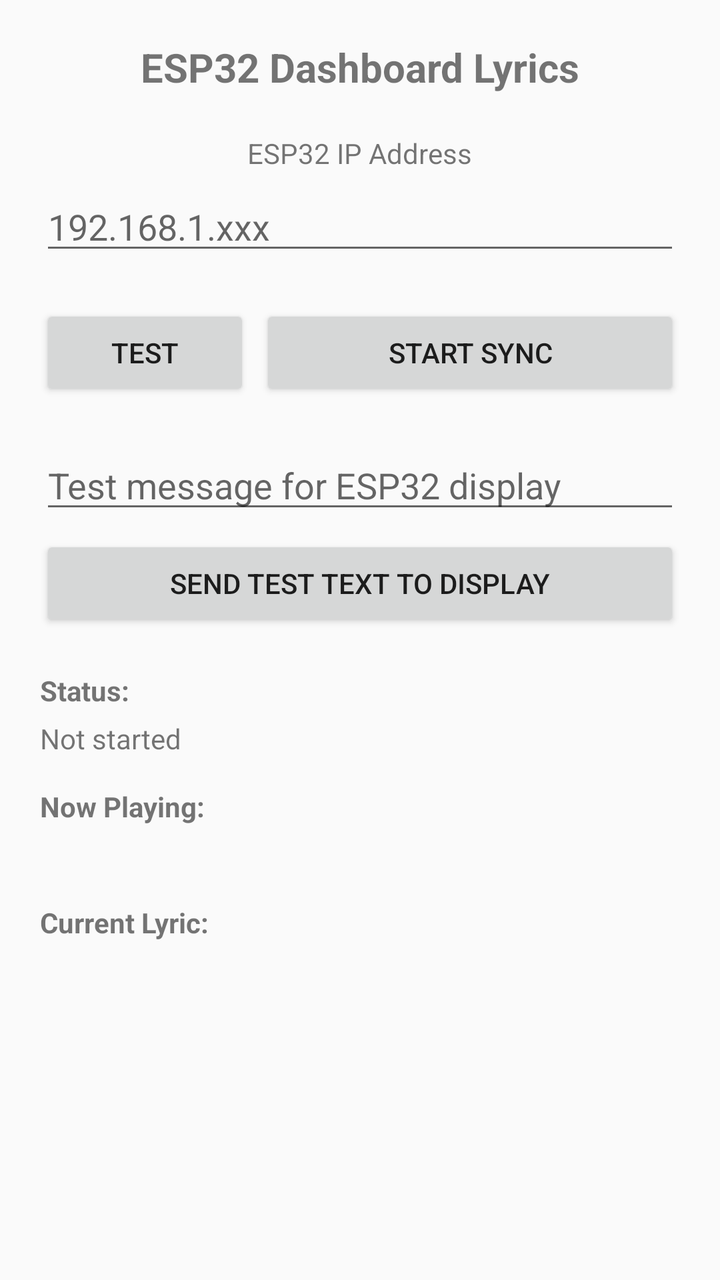
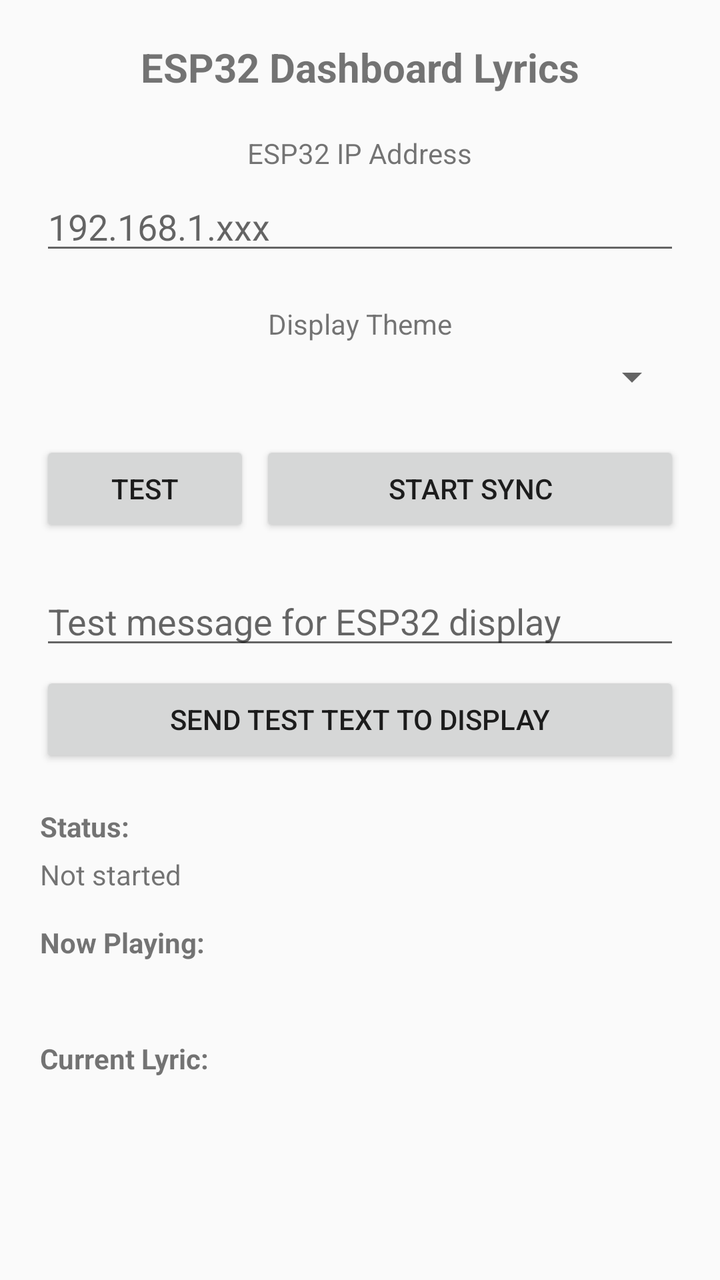

Before-and-after screenshots of an Android layout around one commit, followed by the original layout XML and the change that was made.
<!-- AndroidManifest.xml: application theme Theme.ESPDashboardLyrics -->
<!-- res/layout/activity_main.xml -->
<?xml version="1.0" encoding="utf-8"?>
<LinearLayout xmlns:android="http://schemas.android.com/apk/res/android"
    android:layout_width="match_parent"
    android:layout_height="match_parent"
    android:orientation="vertical"
    android:padding="20dp"
    android:gravity="center_horizontal">

    <TextView
        android:layout_width="wrap_content"
        android:layout_height="wrap_content"
        android:text="ESP32 Dashboard Lyrics"
        android:textSize="20sp"
        android:textStyle="bold"
        android:layout_marginBottom="20dp" />

    <TextView
        android:layout_width="wrap_content"
        android:layout_height="wrap_content"
        android:text="ESP32 IP Address"
        android:layout_marginBottom="5dp" />

    <EditText
        android:id="@+id/ipInput"
        android:layout_width="match_parent"
        android:layout_height="wrap_content"
        android:hint="192.168.1.xxx"
        android:inputType="phone"
        android:layout_marginBottom="20dp" />

    <LinearLayout
        android:layout_width="match_parent"
        android:layout_height="wrap_content"
        android:orientation="horizontal"
        android:layout_marginBottom="20dp">

        <Button
            android:id="@+id/testButton"
            android:layout_width="0dp"
            android:layout_height="wrap_content"
            android:layout_weight="1"
            android:text="TEST"
            android:layout_marginEnd="5dp" />

        <Button
            android:id="@+id/toggleButton"
            android:layout_width="0dp"
            android:layout_height="wrap_content"
            android:layout_weight="2"
            android:text="START SYNC" />

    </LinearLayout>

    <EditText
        android:id="@+id/testTextInput"
        android:layout_width="match_parent"
        android:layout_height="wrap_content"
        android:hint="Test message for ESP32 display"
        android:inputType="text"
        android:layout_marginBottom="6dp" />

    <Button
        android:id="@+id/sendTestTextButton"
        android:layout_width="match_parent"
        android:layout_height="wrap_content"
        android:text="SEND TEST TEXT TO DISPLAY"
        android:layout_marginBottom="20dp" />

    <TextView
        android:layout_width="match_parent"
        android:layout_height="wrap_content"
        android:text="Status:"
        android:textStyle="bold"
        android:layout_marginBottom="5dp" />

    <TextView
        android:id="@+id/statusText"
        android:layout_width="match_parent"
        android:layout_height="wrap_content"
        android:text="Not started"
        android:textSize="14sp"
        android:layout_marginBottom="15dp" />

    <TextView
        android:layout_width="match_parent"
        android:layout_height="wrap_content"
        android:text="Now Playing:"
        android:textStyle="bold"
        android:layout_marginBottom="5dp" />

    <TextView
        android:id="@+id/songText"
        android:layout_width="match_parent"
        android:layout_height="wrap_content"
        android:text=""
        android:textSize="14sp"
        android:layout_marginBottom="15dp" />

    <TextView
        android:layout_width="match_parent"
        android:layout_height="wrap_content"
        android:text="Current Lyric:"
        android:textStyle="bold"
        android:layout_marginBottom="5dp" />

    <TextView
        android:id="@+id/lyricText"
        android:layout_width="match_parent"
        android:layout_height="wrap_content"
        android:text=""
        android:textSize="16sp"
        android:textStyle="italic" />

</LinearLayout>
<!-- resources referenced by this layout -->
<resources>
  <style name="Theme.ESPDashboardLyrics" parent="Theme.AppCompat.Light.DarkActionBar">
          <item name="colorPrimary">#FF2980B9</item>
          <item name="colorPrimaryDark">#FF1A5276</item>
          <item name="colorAccent">#FF3498DB</item>
      </style>
</resources>

<!-- the commit's change to res/layout/activity_main.xml (unified diff, before → after) -->
@@ -26,6 +26,18 @@
         android:layout_height="wrap_content"
         android:hint="192.168.1.xxx"
         android:inputType="phone"
+        android:layout_marginBottom="20dp" />
+
+    <TextView
+        android:layout_width="wrap_content"
+        android:layout_height="wrap_content"
+        android:text="Display Theme"
+        android:layout_marginBottom="5dp" />
+
+    <Spinner
+        android:id="@+id/themeSpinner"
+        android:layout_width="match_parent"
+        android:layout_height="wrap_content"
         android:layout_marginBottom="20dp" />
 
     <LinearLayout
